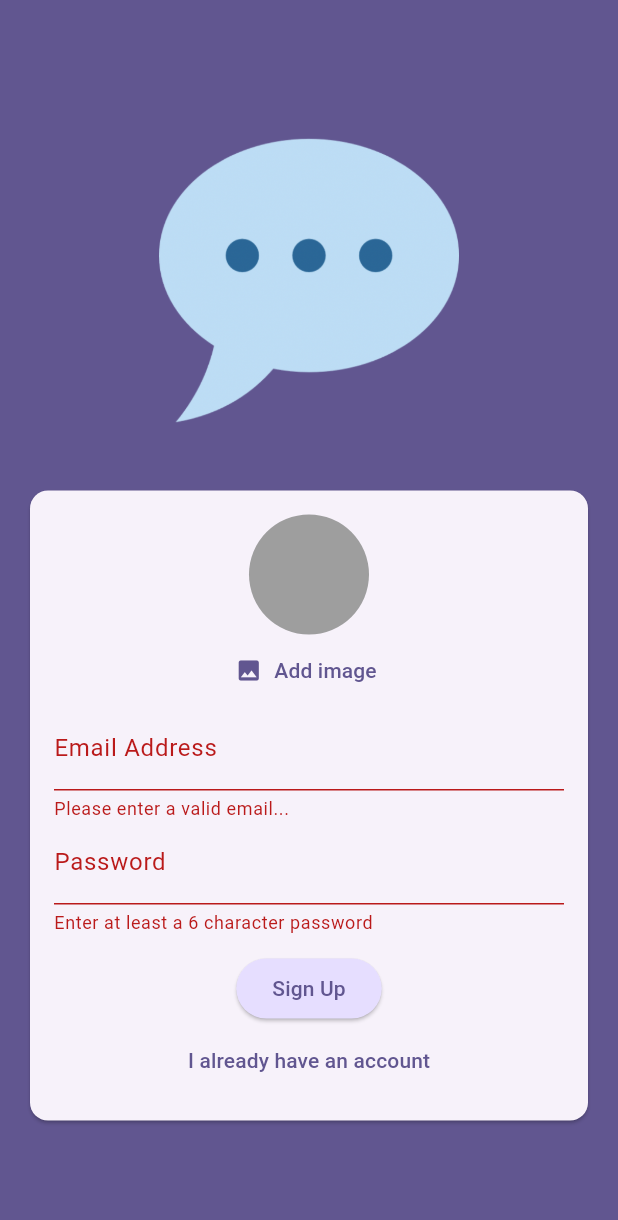
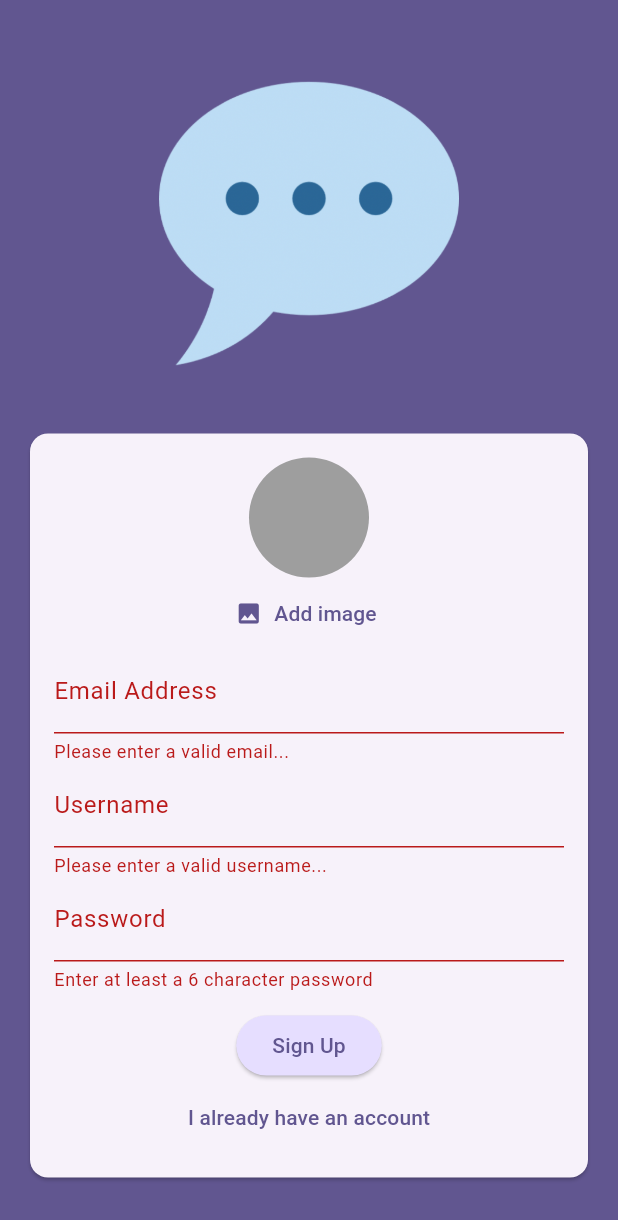
Before and after one commit to ThawedBuffalo/fdgc_14_chatapp, a Flutter app: the screen it shows after launch, after a tap on "Log In", after a tap on "Create an account", after a tap on "Sign Up", on a phone screen of 412 x 824 dp. Shown: the top 1220 px of the screen. Run offline on Flutter 3.47's test engine with Material 3 defaults, Android fonts, the light colour scheme and no system bars; our stand-ins replace cloud_firestore, firebase_auth, firebase_core, firebase_storage, image_picker; accounts and stored records are empty.

Commit message:
chapter 13, section 22

```diff
--- a/lib/screens/auth.dart
+++ b/lib/screens/auth.dart
@@ -21,6 +21,7 @@ class _AuthScreenState extends State<AuthScreen> {
   var _enteredPassword = '';
   var _isLoggedIn = true;
   var _isAuthenticating = false;
+  var _enteredUserName = '';
   File? _selectedImage;
 
   void _submit() async {
@@ -54,7 +55,7 @@ class _AuthScreenState extends State<AuthScreen> {
         // final imageUrl = await storageRef.getDownloadURL();
 
         await FirebaseFirestore.instance.collection('users').doc(userCreds.user!.uid).set({
-          'username': 'tbd',
+          'username': _enteredUserName,
           'email': _enteredEmail,
         });
         print('User creds->$userCreds<-');
@@ -112,6 +113,23 @@ class _AuthScreenState extends State<AuthScreen> {
                                 _enteredEmail = value!;
                               },
                             ),
+                            if (!_isLoggedIn)
+                              TextFormField(
+                                decoration: const InputDecoration(
+                                  labelText: 'Username',
+                                ),
+                                enableSuggestions: false,
+                                onSaved: (value) {
+                                  _enteredUserName = value!;
+                                },
+                                validator: (value) {
+                                  if (value == null || value.trim().isEmpty
+                                      || value.trim().length < 4) {
+                                    return 'Please enter a valid username...';
+                                  }
+                                  return null;
+                                },
+                              ),
                             TextFormField(
                               decoration: const InputDecoration(
                                 labelText: 'Password',
```
Also changed, not shown: lib/screens/chat.dart (+8 -3 lines), lib/widgets/chat_messages.dart (added, +12 -0 lines), lib/widgets/new_message.dart (added, +53 -0 lines).
